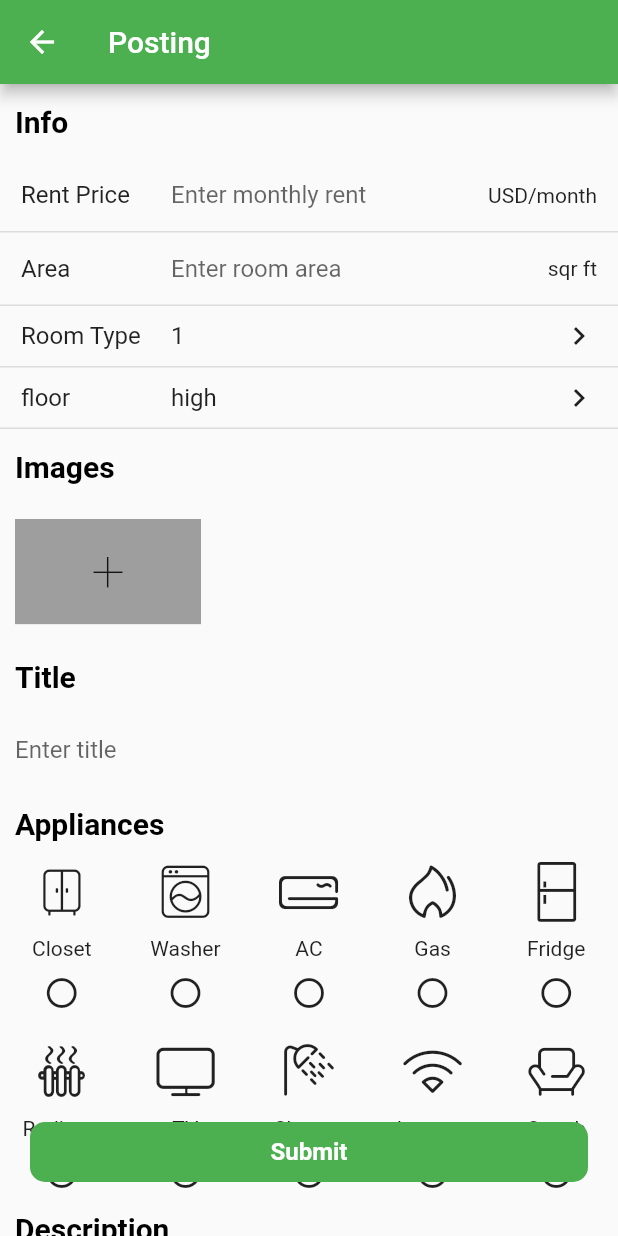
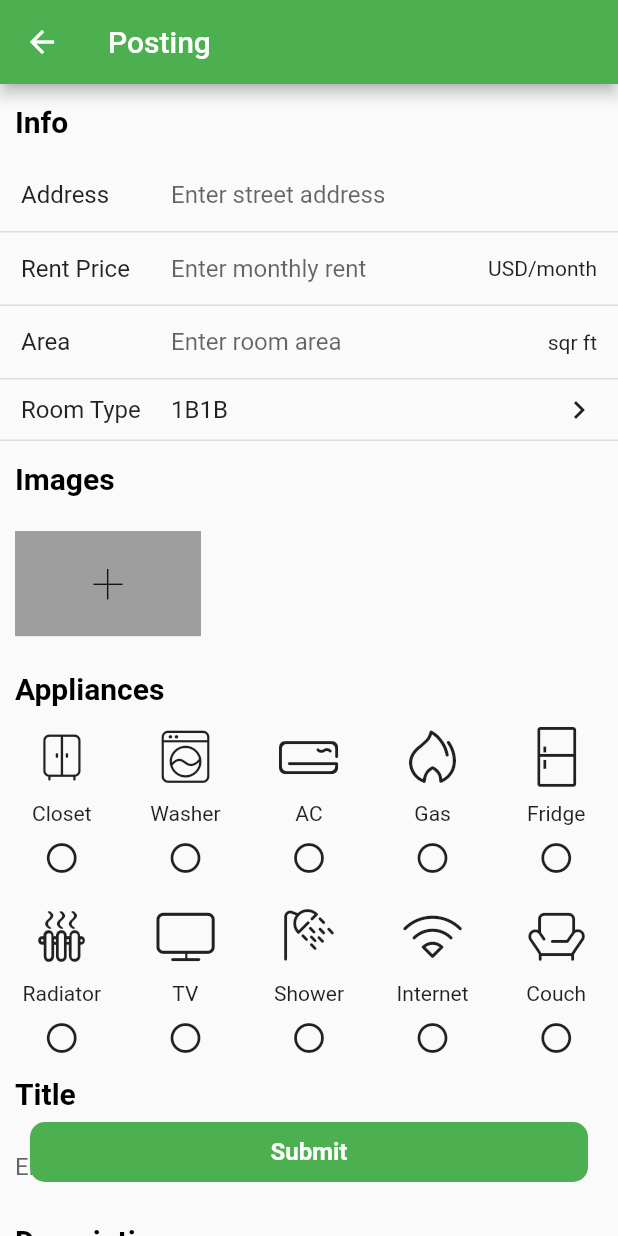
Before and after one commit to VQSHR/gwelling_rent, a Flutter app: the RoomAddPage screen opened by its route, on a phone screen of 412 x 824 dp. Run offline on Flutter 3.47's test engine with Material 2 defaults, Android fonts, the phone set to English and light mode, and no system bars; our stand-ins replace cached_network_image, cloud_firestore, dio, firebase_auth, firebase_core, flutter_swiper_null_safety and 5 more; missing offline and left inert: firebase_ui_auth; accounts and stored records are empty; network calls fail; project files that could hold a hidden picture were left out.

Commit message:
add and get from firebase completed without input validation yet

```diff
--- a/lib/pages/home/tab_search/data_list.dart
+++ b/lib/pages/home/tab_search/data_list.dart
@@ -1,52 +1,85 @@
 // 搜索页数据准备
 class RoomListItemData {
-  final String id;
+  final String? id;
   final String title;
-  final String subTitle;
+  final String description;
   final String imageUrl;
-  final List<String> tags;
-  final int price;
+  final num price;
+  final num area;
+  final String location;
+  final String roomType;
+  final List<String> appliances;
 
   const RoomListItemData(
-      {required this.id,
-      required this.title,
-      required this.subTitle,
-      required this.imageUrl,
-      required this.tags,
-      required this.price});
+      {
+        this.id,
+        required this.title,
+        required this.description,
+        required this.imageUrl,
+        required this.price,
+        required this.area,
+        required this.location,
+        required this.roomType,
+        required this.appliances
+      });
+
+  factory RoomListItemData.fromMap(Map<String, dynamic> map) =>
+      RoomListItemData(
+          id: map['id'],
+          title: map['title'],
+          description: map['description'],
+          imageUrl: map['imageUrl'],
+          price: map['price'],
+          area: map['area'],
+          location: map['location'],
+          roomType: map['roomType'],
+          appliances: List<String>.from(map['appliances']));
+
+
+  Map<String, dynamic> toMap() => {
+        'id': id,
+        'title': title,
+        'description': description,
+        'imageUrl': imageUrl,
+        'price': price,
+        'area': area,
+        'location': location,
+        'roomType': roomType,
+        'appliances': appliances
+      };
 }
 
-const List<RoomListItemData> dataList = [
-  RoomListItemData(
-      title: '朝阳门南大街 2室1厅 8300元',
-      subTitle: "二室/114/东|北/朝阳门南大街",
-      imageUrl:
-          "https://tva1.sinaimg.cn/large/006y8mN6ly1g6wtu9t1kxj30lo0c7796.jpg",
-      price: 1200,
-      id: '1',
-      tags: ["近地铁", "集中供暖", "新上", "随时看房"]),
-  RoomListItemData(
-      title: '整租 · CBD总部公寓二期 临近国贸 精装修 随时拎包入住',
-      subTitle: "一室/110/西/CBD总部公寓二期",
-      imageUrl:
-          "https://tva1.sinaimg.cn/large/006y8mN6ly1g6wtu5s7gcj30lo0c7myq.jpg",
-      price: 6000,
-      id: '3',
-      tags: ["近地铁", "随时看房"]),
-  RoomListItemData(
-      title: '朝阳门南大街 2室1厅 8300元',
-      subTitle: "二室/114/东|北/朝阳门南大街",
-      imageUrl:
-          "https://tva1.sinaimg.cn/large/006y8mN6ly1g6wtu5s7gcj30lo0c7myq.jpg",
-      price: 1200,
-      id: '2',
-      tags: ["近地铁", "集中供暖", "新上", "随时看房"]),
-  RoomListItemData(
-      title: '整租 · CBD总部公寓二期 临近国贸 精装修 随时拎包入住',
-      subTitle: "一室/110/西/CBD总部公寓二期",
-      imageUrl:
-          "https://tva1.sinaimg.cn/large/006y8mN6ly1g6wtu9t1kxj30lo0c7796.jpg",
-      price: 6000,
-      id: '41',
-      tags: ["近地铁", "随时看房"]),
-];
+// const List<RoomListItemData> dataList = [
+//   RoomListItemData(
+//       title: '朝阳门南大街 2室1厅 8300元',
+//       subTitle: "二室/114/东|北/朝阳门南大街",
+//       imageUrl:
+//           "https://tva1.sinaimg.cn/large/006y8mN6ly1g6wtu9t1kxj30lo0c7796.jpg",
+//       price: 1200,
+//       id: '1',
+//       tags: ["近地铁", "集中供暖", "新上", "随时看房"]),
+//   RoomListItemData(
+//       title: '整租 · CBD总部公寓二期 临近国贸 精装修 随时拎包入住',
+//       subTitle: "一室/110/西/CBD总部公寓二期",
+//       imageUrl:
+//           "https://tva1.sinaimg.cn/large/006y8mN6ly1g6wtu5s7gcj30lo0c7myq.jpg",
+//       price: 6000,
+//       id: '3',
+//       tags: ["近地铁", "随时看房"]),
+//   RoomListItemData(
+//       title: '朝阳门南大街 2室1厅 8300元',
+//       subTitle: "二室/114/东|北/朝阳门南大街",
+//       imageUrl:
+//           "https://tva1.sinaimg.cn/large/006y8mN6ly1g6wtu5s7gcj30lo0c7myq.jpg",
+//       price: 1200,
+//       id: '2',
+//       tags: ["近地铁", "集中供暖", "新上", "随时看房"]),
+//   RoomListItemData(
+//       title: '整租 · CBD总部公寓二期 临近国贸 精装修 随时拎包入住',
+//       subTitle: "一室/110/西/CBD总部公寓二期",
+//       imageUrl:
+//           "https://tva1.sinaimg.cn/large/006y8mN6ly1g6wtu9t1kxj30lo0c7796.jpg",
+//       price: 6000,
+//       id: '41',
+//       tags: ["近地铁", "随时看房"]),
+// ];
--- a/lib/pages/room_add/index.dart
+++ b/lib/pages/room_add/index.dart
@@ -1,3 +1,5 @@
+import 'dart:async';
+
 import 'package:flutter/material.dart';
 import 'package:hook_up_rent/widgets/room_appliance.dart';
 import 'package:image_picker/image_picker.dart';
@@ -8,6 +10,9 @@ import 'package:hook_up_rent/widgets/common_radio_form_item.dart';
 import 'package:hook_up_rent/widgets/common_select_form_item.dart';
 import 'package:hook_up_rent/widgets/common_title.dart';
 
+import '../../widgets/common_num_item.dart';
+import '../room_manage/operation.dart';
+
 class RoomAddPage extends StatefulWidget {
   const RoomAddPage({Key? key}) : super(key: key);
 
@@ -15,16 +20,34 @@ class RoomAddPage extends StatefulWidget {
   State<RoomAddPage> createState() => _RoomAddPageState();
 }
 
+const roomTypeList = ['1B1B', '2B1B', '2B2B', '3B2B'];
+
 class _RoomAddPageState extends State<RoomAddPage> {
-  int rentType = 0; // 租凭方式
-  int decorationType = 0; // 装修
+  int roomType = 0;
+  List<RoomApplianceItem> appliances = [];
+  String imageUrl = '';
 
-  int roomType = 0; // 户型
-  int floor = 0; // 楼层
-  int oriented = 0; // 朝向
+  var titleController = TextEditingController();
+  var descriptionController = TextEditingController();
+  var locationController = TextEditingController();
+  var priceController = TextEditingController();
+  var areaController = TextEditingController();
 
-  var titleController = TextEditingController(); // 描述
-  var descController = TextEditingController(); // 描述
+
+  Future<void> _uploadRoomData() async {
+    final data = {
+      'title': titleController.text,
+      'description': descriptionController.text,
+      'location': locationController.text,
+      'price': num.parse(priceController.text),
+      'area': num.parse(areaController.text),
+      'roomType': roomTypeList[roomType],
+      'appliances': appliances.where((element) => element.isChecked)
+          .map((e) => e.title).toList(),
+      'imageUrl': 'https://tva1.sinaimg.cn/large/006y8mN6ly1g6wtu9t1kxj30lo0c7796.jpg',
+    };
+    await Firestore.uploadPost(data);
+  }
 
   @override
   Widget build(BuildContext context) {
@@ -35,87 +58,44 @@ class _RoomAddPageState extends State<RoomAddPage> {
       floatingActionButtonLocation: FloatingActionButtonLocation.centerFloat,
       floatingActionButton: CommonFloatingActionButton(
           'Submit',
-          () {}),
+          () {
+            Timer(Duration.zero, _uploadRoomData);
+            Navigator.of(context).pop();
+          }),
       body: ListView(
         children: [
           const CommonTitle('Info'),
-          // CommonFormItem(
-          //   label: 'community',
-          //   contentBuilder: (context) {
-          //     return GestureDetector(
-          //       behavior: HitTestBehavior.translucent,
-          //       onTap: () {
-          //         Navigator.pushNamed(context, 'search');
-          //       },
-          //       child: SizedBox(
-          //         height: 40,
-          //         child: Row(
-          //             mainAxisAlignment: MainAxisAlignment.spaceBetween,
-          //             children: const [
-          //               Text(
-          //                 'Select community',
-          //                 style: TextStyle(fontSize: 16),
-          //               ),
-          //               Icon(Icons.keyboard_arrow_right)
-          //             ]),
-          //       ),
-          //     );
-          //   },
-          // ),
           CommonFormItem(
+            label: 'Address',
+            hintText: 'Enter street address',
+            controller: locationController
+          ),
+          CommonNumItem(
             label: 'Rent Price',
             suffixText: 'USD/month',
             hintText: 'Enter monthly rent',
-            controller: TextEditingController(),
+            controller: priceController,
           ),
-          CommonFormItem(
+          CommonNumItem(
             label: 'Area',
             suffixText: 'sqr ft',
             hintText: 'Enter room area',
-            controller: TextEditingController(),
+            controller: areaController,
           ),
-          // CommonRadioFormItem(
-          //   label: 'Rent Type',
-          //   options: const ['partial', 'whole'],
-          //   value: rentType,
-          //   onChange: (index) {
-          //     setState(() => rentType = index!);
-          //   },
-          // ),
           CommonSelectFormItem(
             label: 'Room Type',
             value: roomType,
             onChange: (val) {
               setState(() => roomType = val!);
             },
-            options: const ['1', '2', '3', '4'],
+            options: roomTypeList,
           ),
-          CommonSelectFormItem(
-            label: 'floor',
-            value: floor,
-            onChange: (val) {
-              setState(() => floor = val!);
-            },
-            options: const ['high', 'mid', 'low'],
-          ),
-          // CommonSelectFormItem(
-          //   label: 'Facing',
-          //   value: oriented,
-          //   onChange: (val) {
-          //     setState(() => oriented = val!);
-          //   },
-          //   options: const ['E', 'S', 'W', 'N'],
-          // ),
-          // CommonRadioFormItem(
-          //   label: '装修',
-          //   options: const ['精装', '简装'],
-          //   value: decorationType,
-          //   onChange: (index) {
-          //     setState(() => decorationType = index!);
-          //   },
-          // ),
           const CommonTitle('Images'),
           const CommonImagePicker(),
+          const CommonTitle('Appliances'),
+          RoomAppliance((data) {
+            appliances = data;
+          }),
           const CommonTitle('Title'),
           Container(
             padding: const EdgeInsets.symmetric(horizontal: 10),
@@ -127,14 +107,12 @@ class _RoomAddPageState extends State<RoomAddPage> {
               ),
             ),
           ),
-          const CommonTitle('Appliances'),
-          RoomAppliance((data) {}),
           const CommonTitle('Description'),
           Container(
             margin: const EdgeInsets.only(bottom: 100),
             padding: const EdgeInsets.symmetric(horizontal: 10),
             child: TextField(
-              controller: descController,
+              controller: descriptionController,
               maxLines: 5,
               decoration: const InputDecoration(
                 hintText: 'Enter Description',
--- a/lib/pages/room_detail/data.dart
+++ b/lib/pages/room_detail/data.dart
@@ -39,7 +39,7 @@ var defaultData = RoomDetailData(
     price: 3000,
     oriented: ['南'],
     roomType: '三室',
-    appliances: ['衣柜', '洗衣机'],
+    appliances: ['AC', 'TV'],
     tags: ["近地铁", "集中供暖", "新上", "随时看房"],
     houseImgs: [
       'http://ww3.sinaimg.cn/large/006y8mN6ly1g6e2tdgve1j30ku0bsn75.jpg',
--- a/lib/pages/utils/common_picker/index.dart
+++ b/lib/pages/utils/common_picker/index.dart
@@ -27,13 +27,13 @@ class CommonPicker {
                       onPressed: () {
                         Navigator.of(context).pop();
                       },
-                      child: const Text('取消'),
+                      child: const Text('Cancel'),
                     ),
                     TextButton(
                       onPressed: () {
                         Navigator.of(context).pop(controller.selectedItem);
                       },
-                      child: const Text('确定'),
+                      child: const Text('Confirm'),
                     ),
                   ],
                 ),
--- a/lib/widgets/common_image.dart
+++ b/lib/widgets/common_image.dart
@@ -1,8 +1,8 @@
 import 'package:cached_network_image/cached_network_image.dart';
 import 'package:flutter/material.dart';
 
-final networkUriReg = RegExp('^http'); // 网络图片正则
-final localUriReg = RegExp('^static'); // 本地图片正则
+final networkUriReg = RegExp('^http');
+final localUriReg = RegExp('^static');
 
 class CommonImage extends StatelessWidget {
   final String src;
@@ -35,7 +35,7 @@ class CommonImage extends StatelessWidget {
         fit: fit,
       );
     }
-    assert(false, '图片地址 src 不合法');
+    assert(false, 'illegal image src address');
     return Container();
   }
 }
--- /dev/null
+++ b/lib/widgets/common_num_item.dart
@@ -0,0 +1,67 @@
+import 'package:flutter/material.dart';
+import 'package:flutter/services.dart';
+
+class CommonNumItem extends StatelessWidget {
+  final String? label;
+  final Widget Function(BuildContext context)? contentBuilder;
+  final Widget? suffix;
+  final String? suffixText;
+  final String? hintText;
+  final ValueChanged? onChanged;
+  final TextEditingController? controller;
+
+  const CommonNumItem({
+    Key? key,
+    this.label,
+    this.contentBuilder,
+    this.suffix,
+    this.suffixText,
+    this.hintText,
+    this.onChanged,
+    this.controller,
+  }) : super(key: key);
+
+  @override
+  Widget build(BuildContext context) {
+    return Container(
+      padding: const EdgeInsets.only(left: 14, right: 14),
+      decoration: BoxDecoration(
+        border: Border(
+          bottom: BorderSide(
+            width: 1,
+            color: Theme.of(context).dividerColor,
+          ),
+        ),
+      ),
+      child: Row(
+        children: [
+          SizedBox(
+            width: 100,
+            child: Text(
+              label ?? '',
+              style: const TextStyle(
+                fontSize: 16,
+                color: Colors.black87,
+              ),
+            ),
+          ),
+          Expanded(
+            child: contentBuilder != null
+                ? contentBuilder!(context)
+                : TextField(
+                    controller: controller,
+                    inputFormatters: [FilteringTextInputFormatter.digitsOnly],
+                    keyboardType: TextInputType.number,
+                    decoration: InputDecoration(
+                      hintText: hintText ?? '',
+                      border: InputBorder.none,
+                    ),
+                  ),
+          ),
+          if (suffix != null) suffix!,
+          if (suffix == null && suffixText != null) Text(suffixText!),
+        ],
+      ),
+    );
+  }
+}
--- a/lib/widgets/common_swiper.dart
+++ b/lib/widgets/common_swiper.dart
@@ -25,14 +25,14 @@ class CommonSwiper extends StatelessWidget {
     return SizedBox(
       height: MediaQuery.of(context).size.width * imageWidth / imageHeight,
       child: Swiper(
-        autoplay: true,
+        autoplay: false,
         itemBuilder: (BuildContext context, int index) {
           return CommonImage(
             images[index],
             fit: BoxFit.fill,
           );
         },
-        itemCount: 3,
+        itemCount: images.length,
         pagination: const SwiperPagination(),
       ),
     );
--- a/lib/widgets/room_appliance.dart
+++ b/lib/widgets/room_appliance.dart
@@ -85,13 +85,12 @@ class _RoomApplianceState extends State<RoomAppliance> {
 class RoomApplianceList extends StatelessWidget {
   final List<String> list;
 
-  const RoomApplianceList(this.list, {Key? key}) : super(key: key);
+  const RoomApplianceList({super.key, required this.list});
 
   @override
   Widget build(BuildContext context) {
     var showList =
         _dataList.where((item) => list.contains(item.title)).toList();
-    showList = Random().nextInt(5) % 2 == 0 ? [] : showList;
     if (showList.isEmpty) {
       return Container(
         padding: const EdgeInsets.only(left: 10),
--- a/lib/widgets/root_list_item_widget.dart
+++ b/lib/widgets/root_list_item_widget.dart
@@ -17,7 +17,7 @@ class RoomListItemWidget extends StatelessWidget {
         padding: const EdgeInsets.only(left: 10, right: 10, bottom: 10),
         child: Row(
           children: [
-            CommonImage(data.imageUrl, width: 132.5, height: 90),
+            CommonImage(data.imageUrl, width: 132, height: 90),
             const SizedBox(width: 10),
             Expanded(
               child: Column(
@@ -29,9 +29,9 @@ class RoomListItemWidget extends StatelessWidget {
                     overflow: TextOverflow.ellipsis,
                     style: const TextStyle(fontWeight: FontWeight.w600),
                   ),
-                  Text(data.subTitle,
+                  Text(data.location,
                       maxLines: 1, overflow: TextOverflow.ellipsis),
-                  Wrap(children: data.tags.map((e) => CommonTag(e)).toList()),
+                  //Wrap(children: data.tags.map((e) => CommonTag(e)).toList()),
                   Text(
                     '${data.price} USD/month',
                     style: const TextStyle(
```
Also changed, not shown: lib/pages/home/tab_search/filter_bar/filter_drawer.dart (+4 -4 lines), lib/pages/home/tab_search/index.dart (+26 -2 lines), lib/pages/room_detail/index.dart (+22 -22 lines), lib/pages/room_manage/index.dart (+31 -6 lines), lib/pages/room_manage/operation.dart (added, +24 -0 lines).
